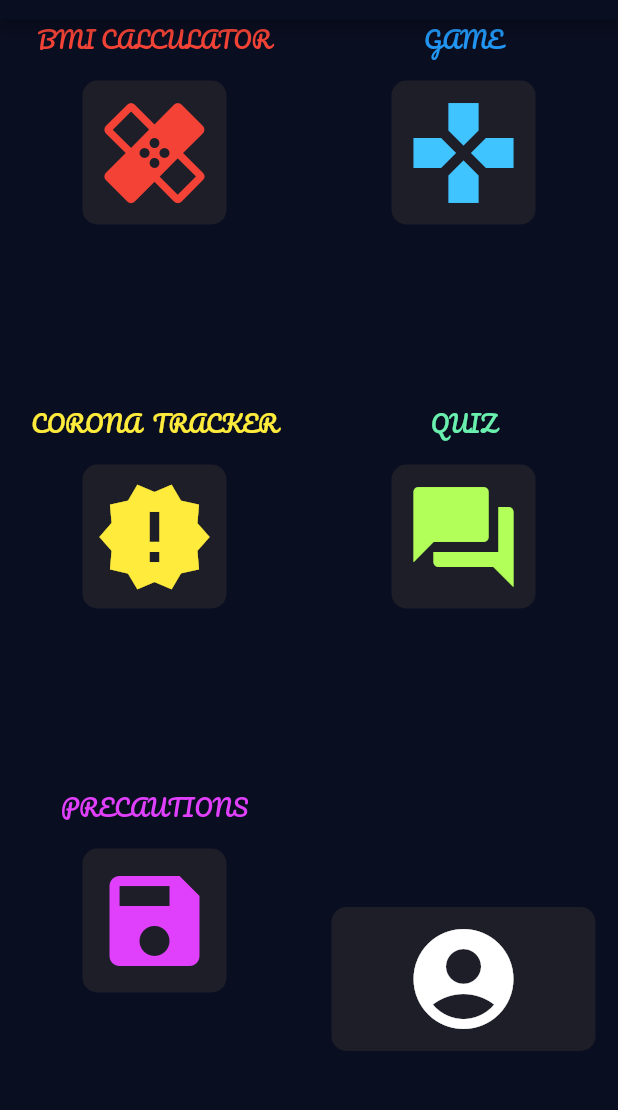
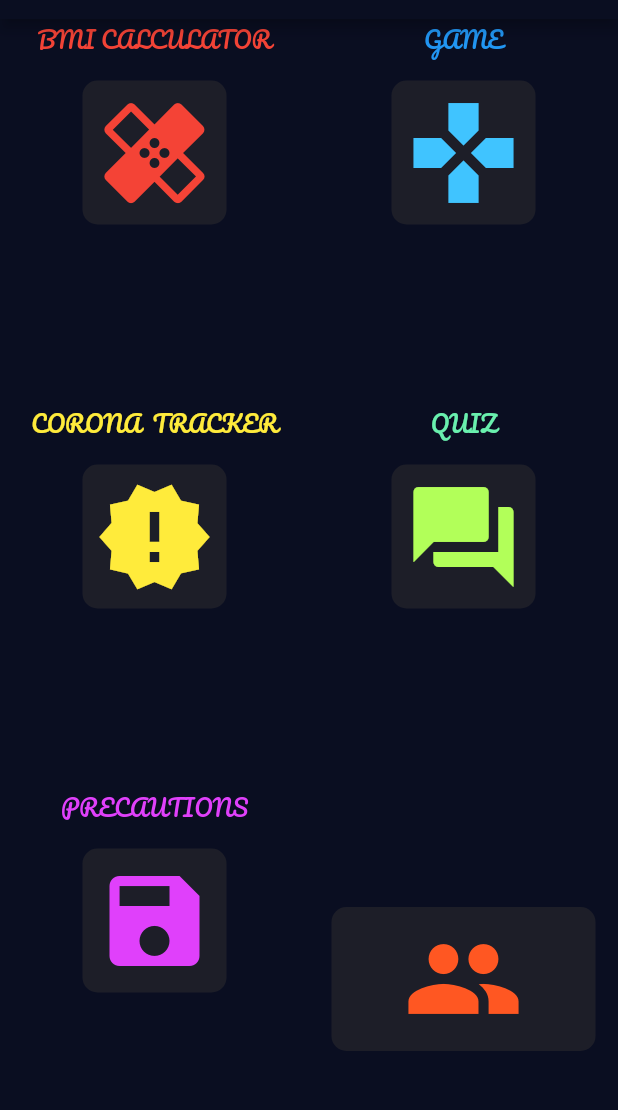
Before and after one commit to simransrivastava01/EcoVille, a Flutter app: the screen it shows after launch, on a phone screen of 412 x 824 dp, the part 65-1175 px from its top. Run offline on Flutter 3.47's test engine with Material 2 defaults, Android fonts, the phone set to English and light mode, and no system bars; our stand-ins replace flutter_spinkit, font_awesome_flutter, rflutter_alert.

Commit message:
people icon added

```diff
--- a/lib/mainPage/input_page.dart
+++ b/lib/mainPage/input_page.dart
@@ -239,9 +239,9 @@ class _InputPageState extends State<InputPage> {
                       colour: card5,
                       cardChild: IconButton(
                         //label: '1',
-                        icon: new Icon(Icons.account_circle),
+                        icon: new Icon(Icons.people),
                         iconSize: 80,
-                        color: Colors.white,
+                        color: Colors.deepOrange,
                         onPressed: () {
                           //Navigator.pushNamed(context, RegistrationScreen.id);
                           //child: SelectionButton();
```
